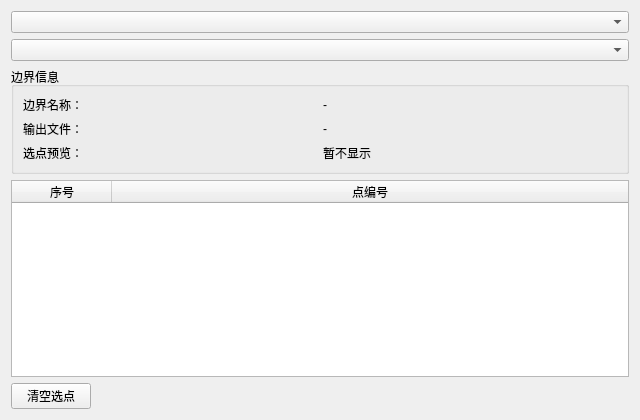
Above: plugins/Base_Slover/SeepageBoundaryPage.ui from asd977/base_cae before the change. Below: the same form after it.
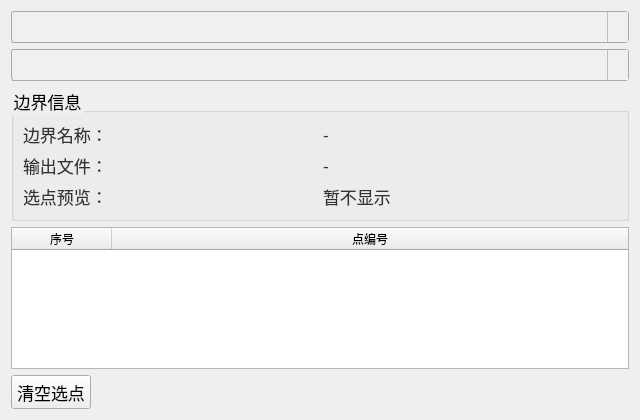
That is the form after the change. Icons and pictures are not drawn.

Commit message: style: use existing arrow assets and remove custom svg files

```diff
--- a/plugins/Base_Slover/SeepageBoundaryPage.ui
+++ b/plugins/Base_Slover/SeepageBoundaryPage.ui
@@ -13,6 +13,104 @@
   <property name="windowTitle">
    <string>渗流边界</string>
   </property>
+  <property name="styleSheet">
+   <string notr="true">QWidget{
+font-family: &quot;Microsoft YaHei&quot;, &quot;微软雅黑&quot;;
+}
+QPushButton {
+    font-size: 17px;
+    min-height: 32px;
+}
+QPushButton#pushButton {
+    background-color: rgb(224, 233, 244);
+    border-width: 1px;
+    border-color: rgb(121, 121, 121);
+    border-style: solid;
+    min-height: 33px;
+    border-top: 1px solid rgb(169, 169, 169);
+    border-bottom: 1px solid rgb(169, 169, 169);
+    border-left: none;
+    border-right: none;
+    text-align: left;
+    padding-left: 15px;
+    font-size: 17px;
+}
+QLabel {
+    font-size: 17px;
+    color: rgb(51, 51, 51);
+}
+QLabel#pageNameLabel {
+    font-size: 20px;
+    padding-left: 9px;
+    color: rgb(53, 103, 147);
+}
+QLineEdit, QTextEdit, QPlainTextEdit, QSpinBox, QDoubleSpinBox, QDateTimeEdit {
+    border: 1px solid rgb(200, 200, 200);
+    border-radius: 2px;
+    font-size: 17px;
+    min-height: 30px;
+}
+QLineEdit:focus, QTextEdit:focus, QPlainTextEdit:focus,
+QSpinBox:focus, QDoubleSpinBox:focus, QDateTimeEdit:focus {
+    border-color: rgb(100, 100, 255);
+    outline: none;
+}
+QComboBox {
+    font-size: 17px;
+    color: rgb(51, 51, 51);
+    padding-left: 6px;
+    background: rgb(240, 240, 240);
+    border: 1px solid rgb(169, 169, 169);
+    border-radius: 3px;
+    min-height: 30px;
+}
+QComboBox::drop-down {
+    subcontrol-origin: padding;
+    subcontrol-position: top right;
+    width: 20px;
+    background: rgb(240, 240, 240);
+    border-left: 1px solid rgb(190, 190, 190);
+}
+QComboBox::down-arrow {
+    image: url(:/resources/down_arrow.png);
+    width: 12px;
+    height: 12px;
+}
+QSpinBox::up-button, QDoubleSpinBox::up-button {
+    subcontrol-origin: border;
+    subcontrol-position: top right;
+    width: 18px;
+    border-left: 1px solid rgb(190, 190, 190);
+    border-bottom: 1px solid rgb(210, 210, 210);
+    background: rgb(240, 240, 240);
+}
+QSpinBox::down-button, QDoubleSpinBox::down-button {
+    subcontrol-origin: border;
+    subcontrol-position: bottom right;
+    width: 18px;
+    border-left: 1px solid rgb(190, 190, 190);
+    background: rgb(240, 240, 240);
+}
+QSpinBox::up-arrow, QDoubleSpinBox::up-arrow {
+    image: url(:/resources/up_arrow.png);
+    width: 10px;
+    height: 10px;
+}
+QSpinBox::down-arrow, QDoubleSpinBox::down-arrow {
+    image: url(:/resources/down_arrow.png);
+    width: 10px;
+    height: 10px;
+}
+QRadioButton, QCheckBox, QGroupBox {
+    font-size: 17px;
+}
+QTableWidget, QTreeWidget, QListWidget {
+    font-size: 16px;
+    gridline-color: rgb(210, 210, 210);
+}
+
+</string>
+  </property>
   <layout class="QVBoxLayout" name="verticalLayout">
    <item>
     <widget class="QComboBox" name="comboBoxDim"/>
```
The commit also changes 42 other files.
